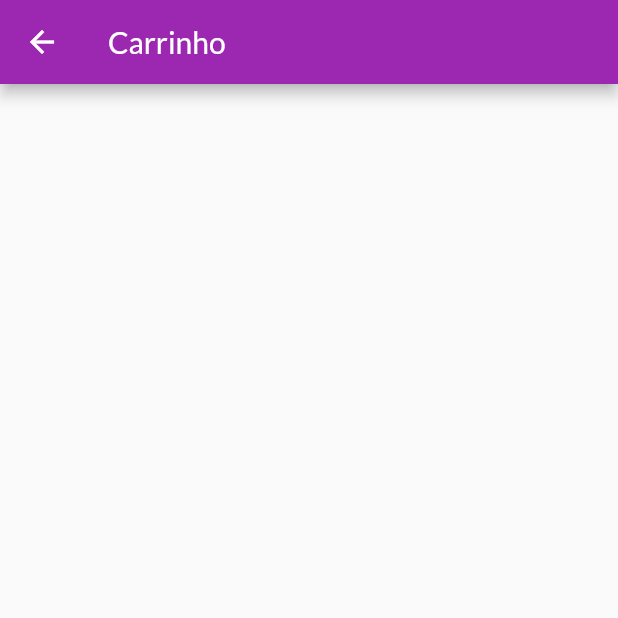
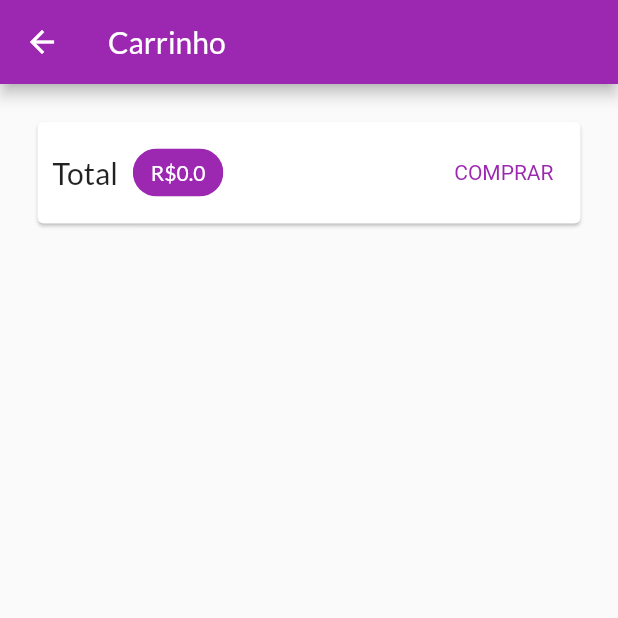
Before and after one commit to AfonsoMachado/shopping_app, a Flutter app: the CartPage screen opened by its route, on a phone screen of 412 x 824 dp, the top half of it. Run offline on Flutter 3.47's test engine with Material 2 defaults, Android fonts, the phone set to English and light mode, and no system bars; network calls fail.

Commit message:
feat: add buy information on cart page

```diff
--- a/lib/pages/cart_page.dart
+++ b/lib/pages/cart_page.dart
@@ -1,14 +1,62 @@
 import 'package:flutter/material.dart';
+import 'package:provider/provider.dart';
+import 'package:shopping_app/models/cart.dart';
 
 class CartPage extends StatelessWidget {
   const CartPage({super.key});
 
   @override
   Widget build(BuildContext context) {
+    final Cart cart = Provider.of(context);
+
     return Scaffold(
       appBar: AppBar(
         title: const Text('Carrinho'),
       ),
+      body: Column(
+        children: [
+          Card(
+            margin: const EdgeInsets.all(25),
+            child: Padding(
+              padding: const EdgeInsets.all(10),
+              child: Row(
+                mainAxisAlignment: MainAxisAlignment.spaceBetween,
+                children: [
+                  const Text(
+                    'Total',
+                    style: TextStyle(
+                      fontSize: 20,
+                    ),
+                  ),
+                  const SizedBox(
+                    width: 10,
+                  ),
+                  Chip(
+                    backgroundColor: Theme.of(context).colorScheme.primary,
+                    label: Text(
+                      'R\$${cart.totalAmount}',
+                      style: TextStyle(
+                        color: Theme.of(context)
+                            .primaryTextTheme
+                            .titleLarge
+                            ?.color,
+                      ),
+                    ),
+                  ),
+                  const Spacer(),
+                  TextButton(
+                    onPressed: () {},
+                    style: TextButton.styleFrom(
+                        textStyle: TextStyle(
+                            color: Theme.of(context).colorScheme.primary)),
+                    child: const Text('COMPRAR'),
+                  )
+                ],
+              ),
+            ),
+          )
+        ],
+      ),
     );
   }
 }
```
